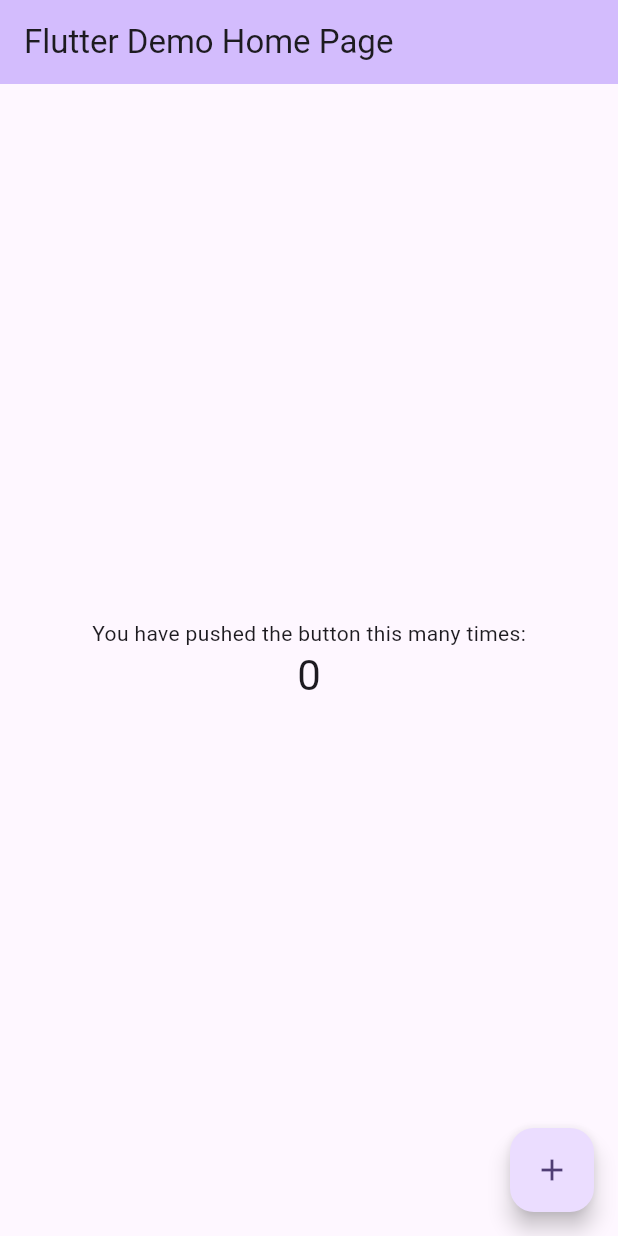
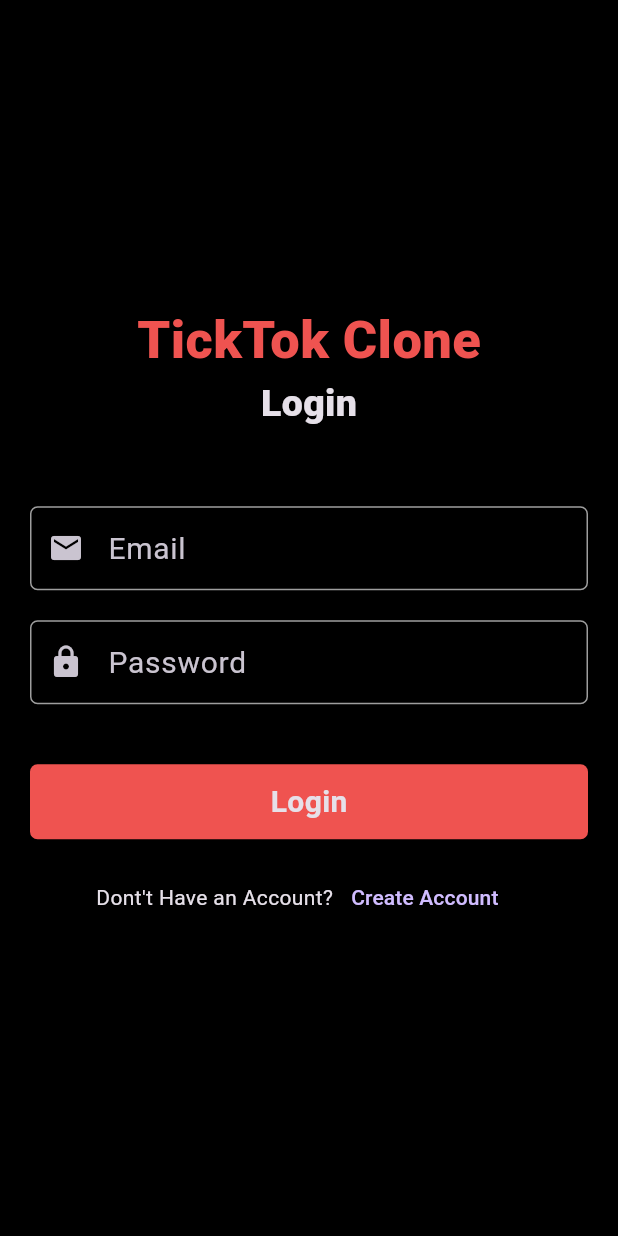
Before and after one commit to tejasthonge/Tiktok-Clone-App-GetX-Firebase-Backend, a Flutter app: the screen it shows after launch, on a phone screen of 412 x 824 dp. Run offline on Flutter 3.47's test engine with Material 3 defaults, Android fonts, the phone set to English and light mode, and no system bars; our stand-ins replace firebase_core, get; accounts and stored records are empty.

Commit message:
done the firebase setup for the ios and android and also cerated the login and signup screen only remain the contorller part of it and reamai the image picker to pick the profile picture

```diff
--- /dev/null
+++ b/ticktok_clone/lib/constants/constants.dart
@@ -0,0 +1,8 @@
+
+
+// COLORS
+import 'package:flutter/material.dart';
+
+const backgroundColor = Colors.black;
+var buttonColor = Colors.red[400];
+const borderColor = Colors.grey;
--- a/ticktok_clone/lib/main.dart
+++ b/ticktok_clone/lib/main.dart
@@ -1,6 +1,14 @@
+import 'package:firebase_core/firebase_core.dart';
 import 'package:flutter/material.dart';
+import 'package:ticktok_clone/constants/constants.dart';
+import 'package:ticktok_clone/firebase_options.dart';
+import 'package:ticktok_clone/views/screens/auth/login_screen.dart';
 
-void main() {
+void main() async{
+  WidgetsFlutterBinding.ensureInitialized();
+  await Firebase.initializeApp(
+    options: DefaultFirebaseOptions.currentPlatform
+  );
   runApp(const MyApp());
 }
 
@@ -11,115 +19,12 @@
   @override
   Widget build(BuildContext context) {
     return MaterialApp(
-      title: 'Flutter Demo',
-      theme: ThemeData(
-        // This is the theme of your application.
-        //
-        // TRY THIS: Try running your application with "flutter run". You'll see
-        // the application has a purple toolbar. Then, without quitting the app,
-        // try changing the seedColor in the colorScheme below to Colors.green
-        // and then invoke "hot reload" (save your changes or press the "hot
-        // reload" button in a Flutter-supported IDE, or press "r" if you used
-        // the command line to start the app).
-        //
-        // Notice that the counter didn't reset back to zero; the application
-        // state is not lost during the reload. To reset the state, use hot
-        // restart instead.
-        //
-        // This works for code too, not just values: Most code changes can be
-        // tested with just a hot reload.
-        colorScheme: ColorScheme.fromSeed(seedColor: Colors.deepPurple),
-        useMaterial3: true,
-      ),
-      home: const MyHomePage(title: 'Flutter Demo Home Page'),
+      debugShowCheckedModeBanner: false,
+      title: 'TikTok Clone',
+     theme: ThemeData.dark().copyWith(
+      scaffoldBackgroundColor: backgroundColor
+     ),
+      home: LoginScreen(),
     );
   }
 }
-
-class MyHomePage extends StatefulWidget {
-  const MyHomePage({super.key, required this.title});
-
-  // This widget is the home page of your application. It is stateful, meaning
-  // that it has a State object (defined below) that contains fields that affect
-  // how it looks.
-
-  // This class is the configuration for the state. It holds the values (in this
-  // case the title) provided by the parent (in this case the App widget) and
-  // used by the build method of the State. Fields in a Widget subclass are
-  // always marked "final".
-
-  final String title;
-
-  @override
-  State<MyHomePage> createState() => _MyHomePageState();
-}
-
-class _MyHomePageState extends State<MyHomePage> {
-  int _counter = 0;
-
-  void _incrementCounter() {
-    setState(() {
-      // This call to setState tells the Flutter framework that something has
-      // changed in this State, which causes it to rerun the build method below
-      // so that the display can reflect the updated values. If we changed
-      // _counter without calling setState(), then the build method would not be
-      // called again, and so nothing would appear to happen.
-      _counter++;
-    });
-  }
-
-  @override
-  Widget build(BuildContext context) {
-    // This method is rerun every time setState is called, for instance as done
-    // by the _incrementCounter method above.
-    //
-    // The Flutter framework has been optimized to make rerunning build methods
-    // fast, so that you can just rebuild anything that needs updating rather
-    // than having to individually change instances of widgets.
-    return Scaffold(
-      appBar: AppBar(
-        // TRY THIS: Try changing the color here to a specific color (to
-        // Colors.amber, perhaps?) and trigger a hot reload to see the AppBar
-        // change color while the other colors stay the same.
-        backgroundColor: Theme.of(context).colorScheme.inversePrimary,
-        // Here we take the value from the MyHomePage object that was created by
-        // the App.build method, and use it to set our appbar title.
-        title: Text(widget.title),
-      ),
-      body: Center(
-        // Center is a layout widget. It takes a single child and positions it
-        // in the middle of the parent.
-        child: Column(
-          // Column is also a layout widget. It takes a list of children and
-          // arranges them vertically. By default, it sizes itself to fit its
-          // children horizontally, and tries to be as tall as its parent.
-          //
-          // Column has various properties to control how it sizes itself and
-          // how it positions its children. Here we use mainAxisAlignment to
-          // center the children vertically; the main axis here is the vertical
-          // axis because Columns are vertical (the cross axis would be
-          // horizontal).
-          //
-          // TRY THIS: Invoke "debug painting" (choose the "Toggle Debug Paint"
-          // action in the IDE, or press "p" in the console), to see the
-          // wireframe for each widget.
-          mainAxisAlignment: MainAxisAlignment.center,
-          children: <Widget>[
-            const Text(
-              'You have pushed the button this many times:',
-            ),
-            Text(
-              '$_counter',
-              style: Theme.of(context).textTheme.headlineMedium,
-            ),
-          ],
-        ),
-      ),
-      floatingActionButton: FloatingActionButton(
-        onPressed: _incrementCounter,
-        tooltip: 'Increment',
-        child: const Icon(Icons.add),
-      ), // This trailing comma makes auto-formatting nicer for build methods.
-    );
-  }
-}
--- /dev/null
+++ b/ticktok_clone/lib/views/screens/auth/login_screen.dart
@@ -0,0 +1,99 @@
+
+
+import 'package:flutter/material.dart';
+import 'package:ticktok_clone/constants/constants.dart';
+import 'package:ticktok_clone/views/screens/auth/signup_sceen.dart';
+import 'package:ticktok_clone/views/widgets/text_input_fields.dart';
+
+class LoginScreen extends StatelessWidget {
+  LoginScreen({super.key});
+  final TextEditingController _emailTEC = TextEditingController();
+  final TextEditingController _passwordTEC = TextEditingController();
+
+  @override
+  Widget build(BuildContext context) {
+    return Scaffold(
+      body: Container(
+        alignment: Alignment.center,
+        child: Column(
+          mainAxisAlignment: MainAxisAlignment.center,
+          children: [
+
+            Text("TickTok Clone",
+              style: TextStyle(
+                color: buttonColor,
+                fontSize: 35,
+                fontWeight: FontWeight.w900
+              ),
+            ),
+            const Text(
+              "Login",
+              style: TextStyle(
+                fontSize: 25,
+                fontWeight: FontWeight.w900
+              )
+            ),
+            const SizedBox(height: 40,),
+            Container(
+
+              // height: 40,
+              width: MediaQuery.of(context).size.width,
+              margin: EdgeInsets.symmetric(horizontal: 20,vertical: 10),
+              child: TextInputField(controller:_emailTEC  ,lebelText: "Email",prefixIconData: Icons.email,),
+
+            ),
+            Container(
+
+              // height: 40,
+              width: MediaQuery.of(context).size.width,
+              margin: EdgeInsets.symmetric(horizontal: 20,vertical: 10),
+              child: TextInputField(controller:_passwordTEC  ,isObscure: true,lebelText: "Password",prefixIconData: Icons.lock,),
+
+            ),
+            const SizedBox(
+              height: 30,
+            ),
+            InkWell(
+
+              enableFeedback: false,  //due to that background color when pressing the button is removed
+              onTap: (){
+
+              },
+              child: Container(
+                alignment: Alignment.center,
+                width: MediaQuery.of(context).size.width -40,
+                height: 50,
+                decoration: BoxDecoration(
+                  color: buttonColor,
+                  borderRadius: BorderRadius.circular(5),
+                ),
+                child: Text("Login",
+                  style: TextStyle(
+                    fontSize: 20,
+                    fontWeight: FontWeight.w700
+                  ),
+                ),
+              ),
+            ),
+            const SizedBox(height: 15,),
+            Row(
+              mainAxisAlignment: MainAxisAlignment.center,
+              children: [
+                Text("Dont\'t Have an Account?",),
+                TextButton(onPressed: (){
+                  Navigator.of(context).pushReplacement(
+                    MaterialPageRoute(
+                      builder: (context) =>SignupScreen(),
+                    ),
+                  );
+                }, child: Text("Create Account "))
+              ],
+            )
+
+
+          ],
+        ),
+      ),
+    );
+  }
+}
--- /dev/null
+++ b/ticktok_clone/lib/views/widgets/text_input_fields.dart
@@ -0,0 +1,38 @@
+import 'package:flutter/foundation.dart';
+import 'package:flutter/material.dart';
+import 'package:ticktok_clone/constants/constants.dart';
+
+class TextInputField extends StatelessWidget {
+  final String lebelText;
+  final TextEditingController controller;
+  final IconData prefixIconData;
+  final bool isObscure;
+  const TextInputField(
+      {super.key,
+      required this.lebelText,
+      required this.controller,
+      required this.prefixIconData,
+      this.isObscure = false});
+
+  @override
+  Widget build(BuildContext context) {
+    return TextField(
+      controller: controller,
+      decoration: InputDecoration(
+        // label: Text(lebelText),
+        labelText: lebelText,
+        labelStyle: TextStyle(fontSize: 20),
+        prefixIcon: Icon(prefixIconData),
+        enabledBorder: OutlineInputBorder(
+          borderRadius: BorderRadius.circular(5),
+          borderSide: const BorderSide(color: borderColor),
+        ),
+        focusedBorder: OutlineInputBorder(
+          borderRadius: BorderRadius.circular(5),
+          borderSide: const BorderSide(color: borderColor),
+        ),
+      ),
+      obscureText: isObscure,
+    );
+  }
+}
--- a/ticktok_clone/pubspec.yaml
+++ b/ticktok_clone/pubspec.yaml
@@ -35,6 +35,11 @@ dependencies:
   # The following adds the Cupertino Icons font to your application.
   # Use with the CupertinoIcons class for iOS style icons.
   cupertino_icons: ^1.0.6
+  get: ^4.6.6
+  firebase_core: ^3.2.0
+  firebase_auth: ^5.1.2
+  cloud_firestore: ^5.1.0
+  firebase_storage: ^12.1.1
 
 dev_dependencies:
   flutter_test:
```
Also changed, not shown: ticktok_clone/lib/controllers/auth/auth_conttoler.dart (added, +8 -0 lines), ticktok_clone/lib/views/screens/auth/signup_sceen.dart (added, +121 -0 lines), ticktok_clone/firebase.json (added), ticktok_clone/lib/firebase_options.dart (added), ticktok_clone/pubspec.lock, 16 other files.
